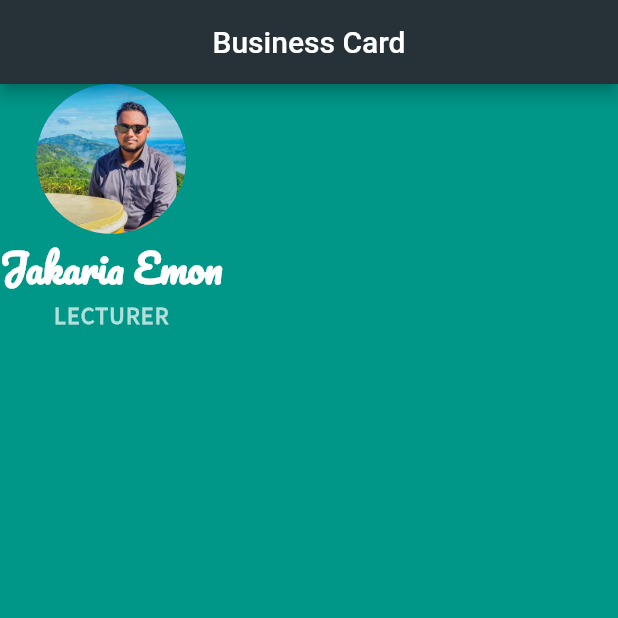
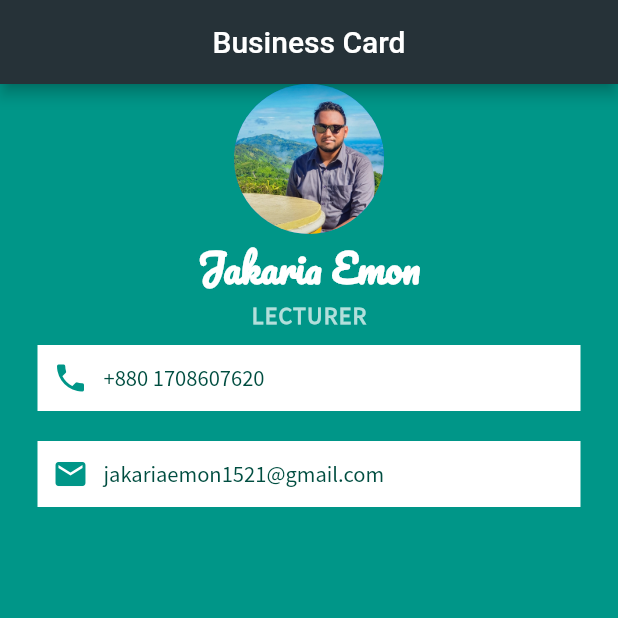
Before and after one commit to jakariaemon/Flutter_Business_Card, a Flutter app: the screen it shows after launch, on a phone screen of 412 x 824 dp, the top half of it. Run offline on Flutter 3.47's test engine with Material 2 defaults, Android fonts, the phone set to English and light mode, and no system bars.

Commit message:
Email Phone

```diff
--- a/lib/main.dart
+++ b/lib/main.dart
@@ -45,6 +45,54 @@ class MyApp extends StatelessWidget {
                     letterSpacing: 0.8,
                   ),
               ),
+              Container(
+                color: Colors.white,
+                padding: EdgeInsets.all(10.0),
+                margin: EdgeInsets.symmetric(vertical: 10.0, horizontal: 25.0),
+                child: Row(
+                  children: <Widget> [
+                    Icon(
+                      Icons.phone,
+                      color: Colors.teal,
+                    ),
+                    SizedBox(
+                      width: 10.0,
+                    ),
+                    Text(
+                      "+880 1708607620",
+                      style: TextStyle(
+                        color: Colors.teal.shade900,
+                        fontFamily: 'Source Sans Pro',
+                        fontSize: 15.0,
+                      ),
+                    ),
+                  ],
+                ),
+              ),
+              Container(
+                color: Colors.white,
+                padding: EdgeInsets.all(10.0),
+                margin: EdgeInsets.symmetric(vertical: 10.0, horizontal: 25.0),
+                child: Row(
+                  children: <Widget> [
+                    Icon(
+                      Icons.email,
+                      color: Colors.teal,
+                    ),
+                    SizedBox(
+                      width: 10.0,
+                    ),
+                    Text(
+                      "jakariaemon1521@gmail.com",
+                      style: TextStyle(
+                        color: Colors.teal.shade900,
+                        fontFamily: 'Source Sans Pro',
+                        fontSize: 15.0,
+                      ),
+                    ),
+                  ],
+                ),
+              ),
             ],
           )
       ),
```
